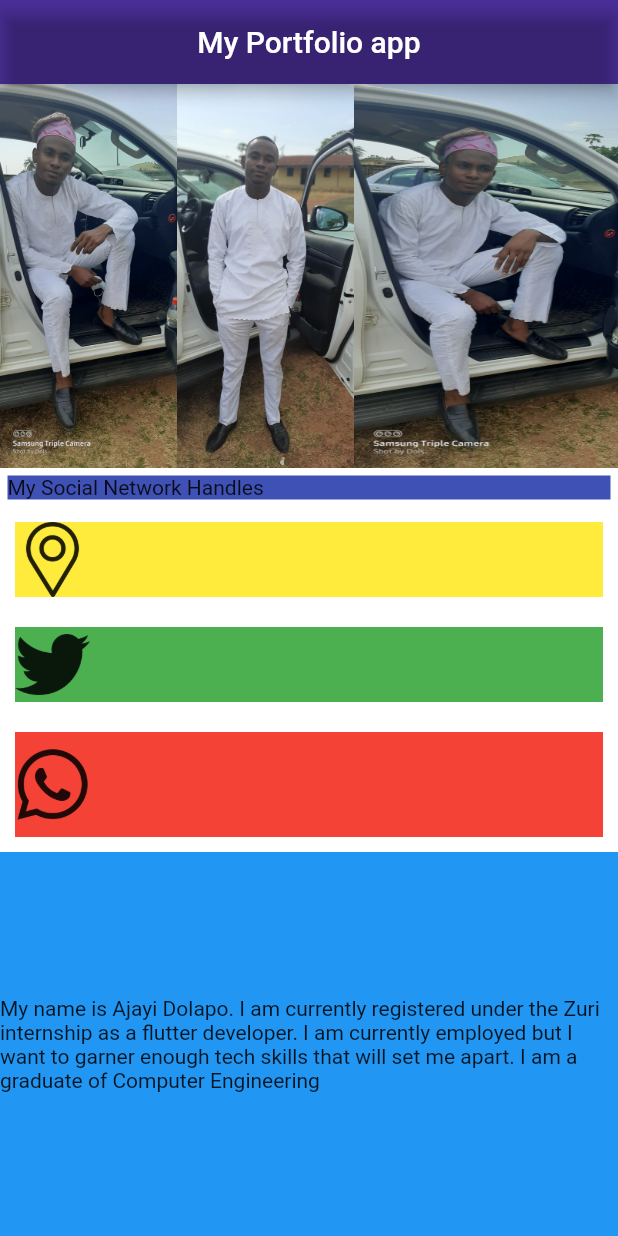
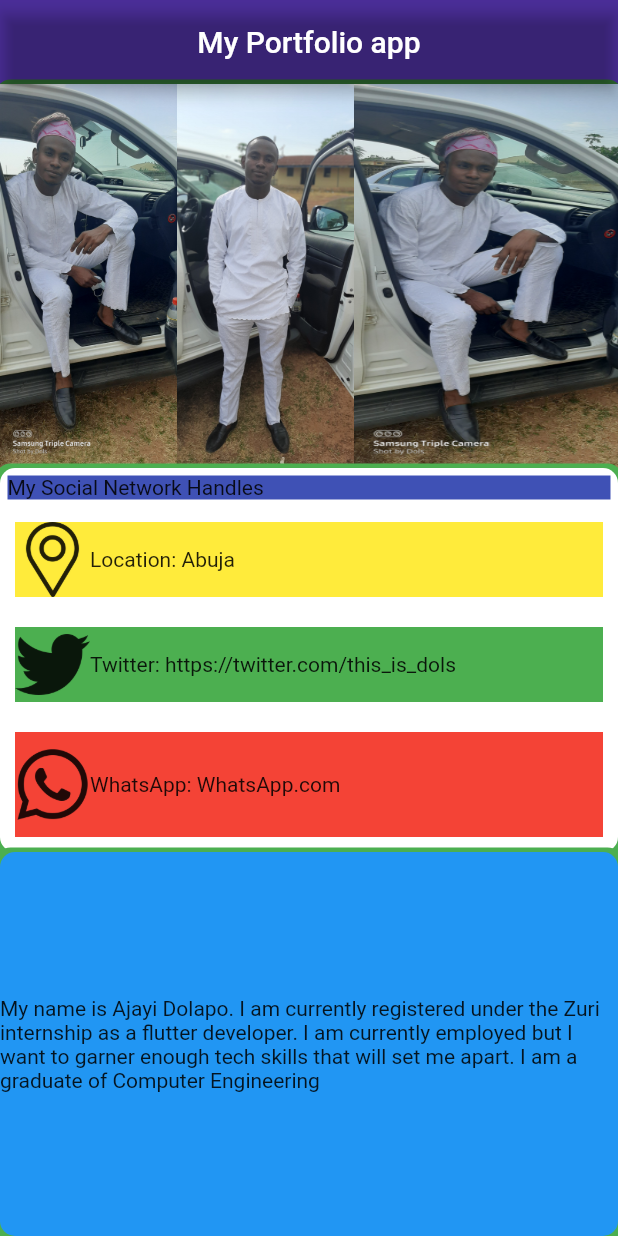
Before and after one commit to Docharle/Zuri-assignment-2, a Flutter app: the screen it shows after launch, on a phone screen of 412 x 824 dp. Run offline on Flutter 3.47's test engine with Material 2 defaults, Android fonts, the phone set to English and light mode, and no system bars.

Commit message:
Final commit

```diff
--- a/lib/main.dart
+++ b/lib/main.dart
@@ -23,6 +23,13 @@ class Portfolio extends StatelessWidget {
             children: [
               Expanded(
                 child: Container(
+                  decoration: BoxDecoration(
+                    borderRadius: BorderRadius.circular(10),
+                    color: Colors.green,
+                    boxShadow: [
+                      BoxShadow(color: Colors.green, spreadRadius: 3),
+                    ],
+                  ),
                   height: 200,
                   margin: EdgeInsets.all(0),
                   width: 500,
@@ -56,9 +63,16 @@ class Portfolio extends StatelessWidget {
               ),
               Expanded(
                 child: Container(
+                  decoration: BoxDecoration(
+                    borderRadius: BorderRadius.circular(
+                      10,
+                    ),
                     color: Colors.white,
+                    boxShadow: [
+                      BoxShadow(color: Colors.green, spreadRadius: 3),
+                    ],
+                  ),
                   height: 200,
-                  // margin: EdgeInsets.all(0),
                   margin: EdgeInsets.zero,
                   width: 500,
                   alignment: Alignment.center,
@@ -79,9 +93,17 @@ class Portfolio extends StatelessWidget {
                         margin: EdgeInsets.all(10),
                         alignment: Alignment.centerLeft,
                         width: 500,
-                        child: ImageIcon(
+                        child: Row(
+                          children: [
+                            ImageIcon(
                               AssetImage('assets/images/placeholder.png'),
                               size: 50,
+                            ),
+                            Text(
+                              'Location: Abuja',
+                              textDirection: TextDirection.ltr,
+                            ),
+                          ],
                         ),
                       ),
                       Container(
@@ -89,9 +111,17 @@ class Portfolio extends StatelessWidget {
                         margin: EdgeInsets.all(10),
                         width: 500,
                         alignment: Alignment.centerLeft,
-                        child: ImageIcon(
+                        child: Row(
+                          children: [
+                            ImageIcon(
                               AssetImage('assets/images/twitter.png'),
                               size: 50,
+                            ),
+                            Text(
+                              'Twitter: https://twitter.com/this_is_dols',
+                              textDirection: TextDirection.ltr,
+                            ),
+                          ],
                         ),
                       ),
                       Container(
@@ -100,9 +130,17 @@ class Portfolio extends StatelessWidget {
                         height: 70,
                         width: 500,
                         alignment: Alignment.centerLeft,
-                        child: ImageIcon(
+                        child: Row(
+                          children: [
+                            ImageIcon(
                               AssetImage('assets/images/whatsapp.png'),
                               size: 50,
+                            ),
+                            Text(
+                              'WhatsApp: WhatsApp.com',
+                              textDirection: TextDirection.ltr,
+                            ),
+                          ],
                         ),
                         //Text('How are you', textDirection: TextDirection.ltr,)
                       ),
@@ -112,7 +150,13 @@ class Portfolio extends StatelessWidget {
               ),
               Expanded(
                 child: Container(
+                  decoration: BoxDecoration(
+                    borderRadius: BorderRadius.circular(10),
                     color: Colors.blue,
+                    boxShadow: [
+                      BoxShadow(color: Colors.green, spreadRadius: 3),
+                    ],
+                  ),
                   height: 200,
                   margin: EdgeInsets.all(0),
                   width: 500,
```
Lines whose indentation alone changed are shown as unchanged.
